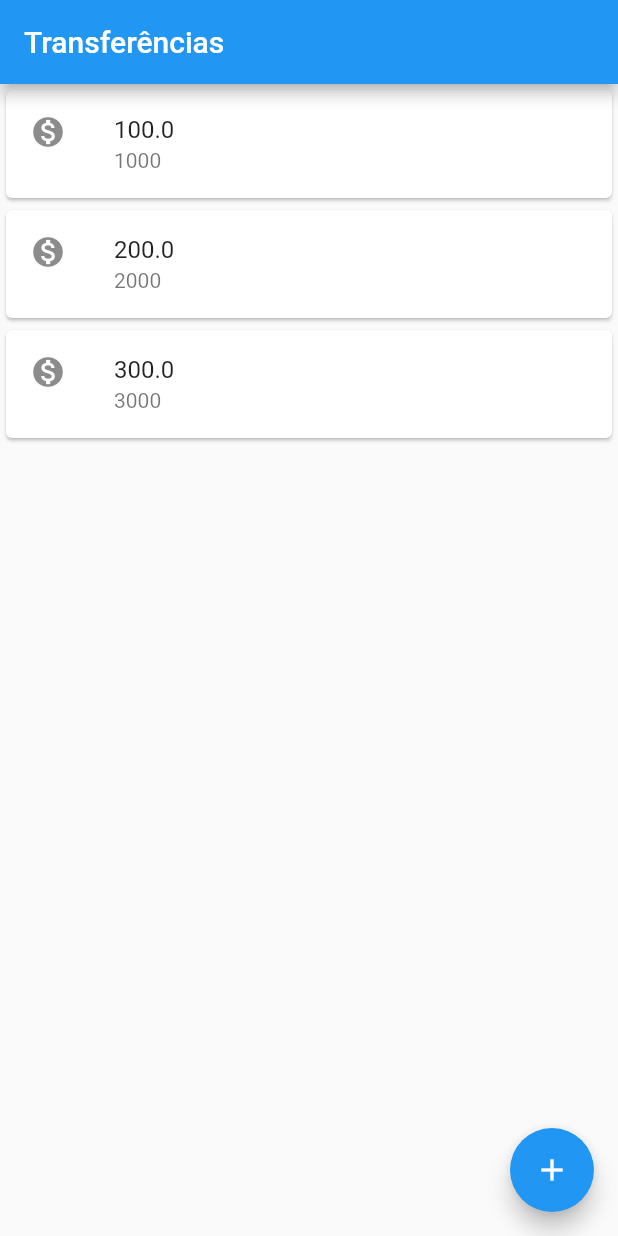
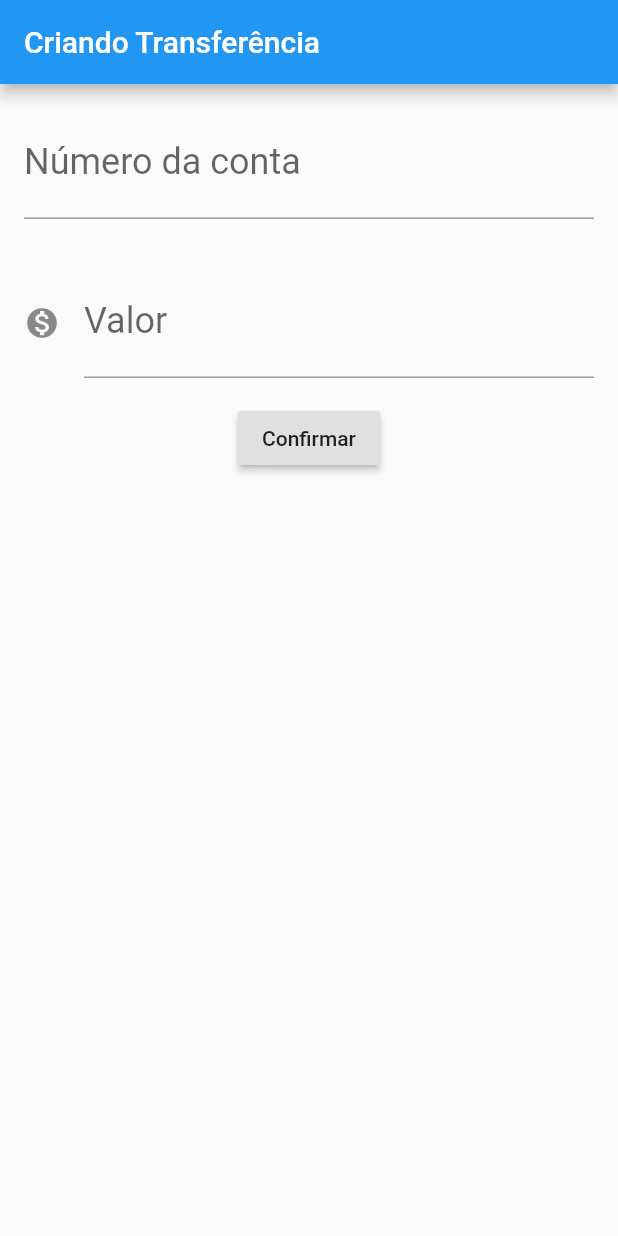
Before and after one commit to ArthurProenca/ByteBank-Flutter, a Flutter app: the screen it shows after launch, on a phone screen of 412 x 824 dp. Run offline on Flutter 3.47's test engine with Material 2 defaults, Android fonts, the phone set to English and light mode, and no system bars.

Commit message:
Criação de um formulário e refactor encapsulando os conteúdos, simplesmente BRUTAL!!

```diff
--- a/lib/main.dart
+++ b/lib/main.dart
@@ -1,32 +1,79 @@
 import 'package:flutter/cupertino.dart';
 import 'package:flutter/material.dart';
 
-void main() => runApp(
-      MaterialApp(
+void main() => runApp(const ByteBankApp());
+
+class ByteBankApp extends StatelessWidget {
+  const ByteBankApp({Key? key}) : super(key: key);
+
+  @override
+  Widget build(BuildContext context) {
+    return MaterialApp(
       home: Scaffold(
-          body: ListaTransferencia(),
+        body: FormularioTransferencia(),
+      ),
+    );
+  }
+}
+
+class FormularioTransferencia extends StatelessWidget {
+  @override
+  Widget build(BuildContext context) {
+    return Scaffold(
         appBar: AppBar(
-            title: const Text('Transferências'),
+          title: Text('Criando Transferência'),
         ),
-          floatingActionButton: FloatingActionButton(
-              onPressed: () {}, child: const Icon(Icons.add)),
+        body: Column(
+          children: <Widget>[
+            const Padding(
+              padding: EdgeInsets.all(16.0), //Você consegue deixar a seu gosto.
+              child: TextField(
+                style: TextStyle(fontSize: 24.0),
+                decoration: InputDecoration(
+                    labelText: 'Número da conta', hintText: '0000-0'),
+                keyboardType: TextInputType.number,
               ),
             ),
-    );
+            const Padding(
+              padding: EdgeInsets.all(16.0), //Você consegue deixar a seu gosto.
+              child: TextField(
+                style: TextStyle(fontSize: 24.0),
+                decoration: InputDecoration(
+                    icon: Icon(Icons.monetization_on),
+                    labelText: 'Valor',
+                    hintText: '0,00'),
+                keyboardType: TextInputType.number,
+              ),
+            ),
+            RaisedButton(
+              child: const Text('Confirmar'),
+              onPressed: () {},
+            )
+          ],
+        ));
+  }
+}
 
-/*Iremos criar um widget só nosso!
+/*  Iremos criar um widget só nosso!
   * StatefulWidget = dynamic
   * StatelessWidget = static
  */
 class ListaTransferencia extends StatelessWidget {
   @override
   Widget build(BuildContext context) {
-    return Column(
+    return Scaffold(
+      body: Column(
         children: <Widget>[
           ItemTransferencia(Transferencia(100.0, 1000)),
           ItemTransferencia(Transferencia(200.0, 2000)),
           ItemTransferencia(Transferencia(300.0, 3000)),
         ],
+      ),
+      floatingActionButton:
+          FloatingActionButton(onPressed: () {}, child: const Icon(Icons.add)),
+      appBar: AppBar(
+        title: const Text('Transferências'),
+      ),
     );
   }
 }
```
Lines whose indentation alone changed are shown as unchanged.
